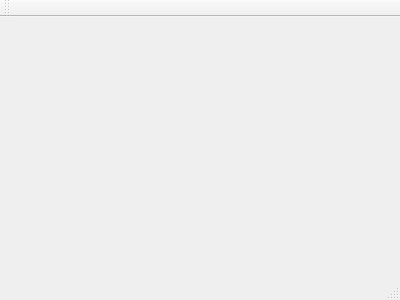
Before: the Qt Designer form mainwindow.ui in ha7ilm/qtcsdr, drawn with Qt 5.
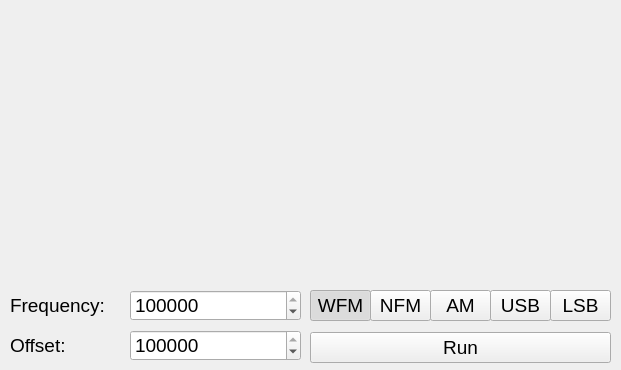
After: the same form once the commit is applied.

Commit message: Add MainWindow::sendCommand

What changed in the file:
```diff
--- a/mainwindow.ui
+++ b/mainwindow.ui
@@ -1,24 +1,217 @@
 <ui version="4.0">
  <class>MainWindow</class>
- <widget class="QMainWindow" name="MainWindow" >
-  <property name="geometry" >
+ <widget class="QMainWindow" name="MainWindow">
+  <property name="geometry">
    <rect>
     <x>0</x>
     <y>0</y>
-    <width>400</width>
-    <height>300</height>
+    <width>621</width>
+    <height>370</height>
    </rect>
   </property>
-  <property name="windowTitle" >
-   <string>MainWindow</string>
+  <property name="font">
+   <font>
+    <pointsize>9</pointsize>
+   </font>
   </property>
-  <widget class="QMenuBar" name="menuBar" />
-  <widget class="QToolBar" name="mainToolBar" />
-  <widget class="QWidget" name="centralWidget" />
-  <widget class="QStatusBar" name="statusBar" />
+  <property name="windowTitle">
+   <string>qtcsdr</string>
+  </property>
+  <widget class="QWidget" name="centralWidget">
+   <widget class="QWidget" name="widget" native="true">
+    <property name="geometry">
+     <rect>
+      <x>0</x>
+      <y>280</y>
+      <width>621</width>
+      <height>91</height>
+     </rect>
+    </property>
+    <property name="font">
+     <font>
+      <pointsize>14</pointsize>
+     </font>
+    </property>
+    <widget class="QLabel" name="label">
+     <property name="geometry">
+      <rect>
+       <x>10</x>
+       <y>10</y>
+       <width>111</width>
+       <height>31</height>
+      </rect>
+     </property>
+     <property name="text">
+      <string>Frequency:</string>
+     </property>
+    </widget>
+    <widget class="QPushButton" name="toggleAM">
+     <property name="geometry">
+      <rect>
+       <x>430</x>
+       <y>10</y>
+       <width>61</width>
+       <height>31</height>
+      </rect>
+     </property>
+     <property name="text">
+      <string>AM</string>
+     </property>
+     <property name="checkable">
+      <bool>true</bool>
+     </property>
+    </widget>
+    <widget class="QLabel" name="label_2">
+     <property name="geometry">
+      <rect>
+       <x>10</x>
+       <y>50</y>
+       <width>111</width>
+       <height>31</height>
+      </rect>
+     </property>
+     <property name="text">
+      <string>Offset:</string>
+     </property>
+    </widget>
+    <widget class="QSpinBox" name="spinFreq">
+     <property name="geometry">
+      <rect>
+       <x>130</x>
+       <y>10</y>
+       <width>171</width>
+       <height>31</height>
+      </rect>
+     </property>
+     <property name="maximum">
+      <number>1999999999</number>
+     </property>
+     <property name="singleStep">
+      <number>1000</number>
+     </property>
+     <property name="value">
+      <number>89500000</number>
+     </property>
+    </widget>
+    <widget class="QSpinBox" name="spinOffset">
+     <property name="geometry">
+      <rect>
+       <x>130</x>
+       <y>50</y>
+       <width>171</width>
+       <height>31</height>
+      </rect>
+     </property>
+     <property name="minimum">
+      <number>-1200000</number>
+     </property>
+     <property name="maximum">
+      <number>1200000</number>
+     </property>
+     <property name="singleStep">
+      <number>100</number>
+     </property>
+     <property name="value">
+      <number>200000</number>
+     </property>
+    </widget>
+    <widget class="QPushButton" name="toggleWFM">
+     <property name="geometry">
+      <rect>
+       <x>310</x>
+       <y>10</y>
+       <width>61</width>
+       <height>31</height>
+      </rect>
+     </property>
+     <property name="text">
+      <string>WFM</string>
+     </property>
+     <property name="checkable">
+      <bool>true</bool>
+     </property>
+     <property name="checked">
+      <bool>true</bool>
+     </property>
+    </widget>
+    <widget class="QPushButton" name="toggleUSB">
+     <property name="geometry">
+      <rect>
+       <x>490</x>
+       <y>10</y>
+       <width>61</width>
+       <height>31</height>
+      </rect>
+     </property>
+     <property name="text">
+      <string>USB</string>
+     </property>
+     <property name="checkable">
+      <bool>true</bool>
+     </property>
+    </widget>
+    <widget class="QPushButton" name="toggleLSB">
+     <property name="geometry">
+      <rect>
+       <x>550</x>
+       <y>10</y>
+       <width>61</width>
+       <height>31</height>
+      </rect>
+     </property>
+     <property name="text">
+      <string>LSB</string>
+     </property>
+     <property name="checkable">
+      <bool>true</bool>
+     </property>
+    </widget>
+    <widget class="QPushButton" name="toggleRun">
+     <property name="geometry">
+      <rect>
+       <x>310</x>
+       <y>52</y>
+       <width>301</width>
+       <height>31</height>
+      </rect>
+     </property>
+     <property name="text">
+      <string>Run</string>
+     </property>
+     <property name="checkable">
+      <bool>true</bool>
+     </property>
+    </widget>
+    <widget class="QPushButton" name="toggleNFM">
+     <property name="geometry">
+      <rect>
+       <x>370</x>
+       <y>10</y>
+       <width>61</width>
+       <height>31</height>
+      </rect>
+     </property>
+     <property name="text">
+      <string>NFM</string>
+     </property>
+     <property name="checkable">
+      <bool>true</bool>
+     </property>
+    </widget>
+   </widget>
+   <widget class="QWidget" name="widgetFFT" native="true">
+    <property name="geometry">
+     <rect>
+      <x>10</x>
+      <y>9</y>
+      <width>601</width>
+      <height>261</height>
+     </rect>
+    </property>
+   </widget>
+  </widget>
  </widget>
- <layoutDefault spacing="6" margin="11" />
- <pixmapfunction></pixmapfunction>
+ <layoutdefault spacing="6" margin="11"/>
  <resources/>
  <connections/>
 </ui>
```
Left out of the diff: 1 changed line with no effect on the pictures. The commit also changes 2 other files.
